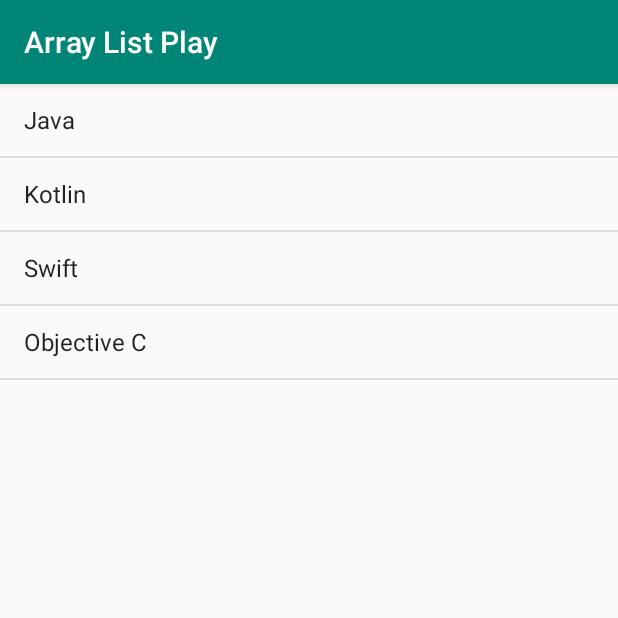
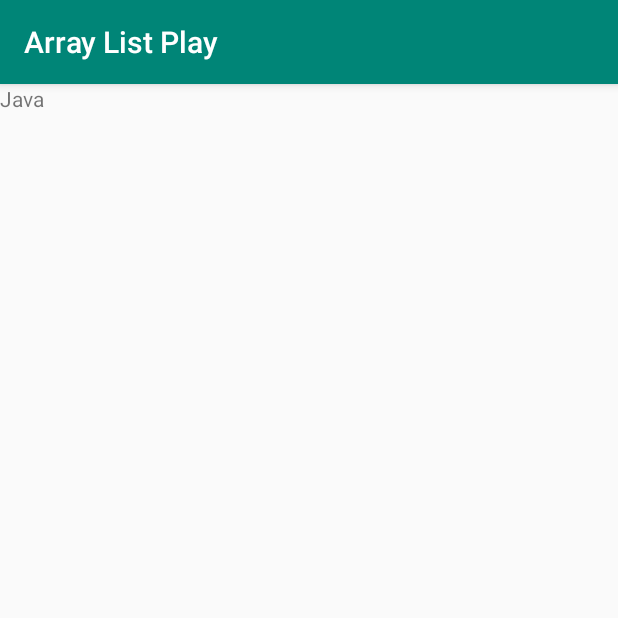
Before and after one commit to MobileApps-Cascadia/HFA-Chapter07, an Android app: the screen it shows after launch (MainActivity), on a phone screen of 412 x 824 dp, the top half of it. Run offline under Robolectric (Android 15) with nearby library versions, the phone set to English and light mode, and no system bars.

Commit message:
First item in array is showing

```diff
--- a/app/src/main/java/edu/cascadia/mobile/apps/arraylistplay/MainActivity.java
+++ b/app/src/main/java/edu/cascadia/mobile/apps/arraylistplay/MainActivity.java
@@ -1,8 +1,12 @@
 package edu.cascadia.mobile.apps.arraylistplay;
 
+import androidx.annotation.NonNull;
 import androidx.appcompat.app.AppCompatActivity;
+import androidx.recyclerview.widget.LinearLayoutManager;
+import androidx.recyclerview.widget.RecyclerView;
 
 import android.os.Bundle;
+import android.view.ViewGroup;
 import android.widget.ArrayAdapter;
 import android.widget.ListView;
 
@@ -12,26 +16,20 @@ public class MainActivity extends AppCompatActivity {
     protected void onCreate(Bundle savedInstanceState) {
         super.onCreate(savedInstanceState);
 
-        //TODO: Refactor for RecyclerView
-        setContentView(R.layout.activity_main);
+        setContentView(R.layout.activity_main_recyclerview);
 
         //Data stored in a String[]
-        String[] myDataArray = new String[] {"Java", "Kotlin", "Swift", "Objective C"};
+        String[] myDataArray = new String[] {"Java", "Kotlin", "Swift", "Objective C", "Python", "Javascript", "Ruby", "Node", "Java", "Kotlin", "Swift", "Objective C", "Python", "Javascript", "Ruby", "Node", "Java", "Kotlin", "Swift", "Objective C", "Python", "Javascript", "Ruby", "Node"};
 
-        //TODO: Refactor for RecyclerView
-        //Create an adapter
-        ArrayAdapter<String> myAdapter = new ArrayAdapter<String>(
-                this,
-                android.R.layout.simple_list_item_1,
-                myDataArray
-        );
+        //create constructor for string array adapter
+        RecyclerView.Adapter<StringArrayAdapter.ViewHolder> myAdapter = new StringArrayAdapter(myDataArray);
 
-        //TODO: Refactor for RecyclerView
         //Get a reference to the view using findViewById
-        ListView myListView = (ListView) findViewById(R.id.myListView);
+        RecyclerView myRecyclerView = (RecyclerView) findViewById(R.id.myRecyclerView);
 
-        //TODO: Refactor for RecyclerView
         //Attach the adapter using its setAdapter method
-        myListView.setAdapter(myAdapter);
+        myRecyclerView.setAdapter(myAdapter);
+
+        myRecyclerView.setLayoutManager(new LinearLayoutManager(this));
     }
 }
--- a/app/src/main/java/edu/cascadia/mobile/apps/arraylistplay/StringArrayAdapter.java
+++ b/app/src/main/java/edu/cascadia/mobile/apps/arraylistplay/StringArrayAdapter.java
@@ -1,6 +1,7 @@
 package edu.cascadia.mobile.apps.arraylistplay;
 
 
+import android.view.LayoutInflater;
 import android.view.View;
 import android.view.ViewGroup;
 import android.widget.TextView;
@@ -10,32 +11,31 @@ import androidx.recyclerview.widget.RecyclerView;
 
 public class StringArrayAdapter extends RecyclerView.Adapter<StringArrayAdapter.ViewHolder> {
     //Basic class setup
-    //TODO: Add instance variable for the String[] data
 
-    //TODO: Add constructor for the adapter that accepts a String[] and assigns it to the instance variable
+    String[] contents;
+
+    public StringArrayAdapter(String[] input){
+        contents = input;
+    }
 
     //Create required methods for every RecyclerView.Adapter class
     @Override
     public ViewHolder onCreateViewHolder(@NonNull ViewGroup parent, int viewType) {
-        //TODO: Inflate a new View with the checklist_item xml layout
-
-        //TODO: Use your view to create and return a new ViewHolder
-        return new ViewHolder(null ); //Use your view instead of null
+        View recyclerView = LayoutInflater.from(parent.getContext()).inflate(R.layout.checklist_item, parent, false);
+        return new ViewHolder(recyclerView); //Use your view instead of null
     }
 
     @Override
     public void onBindViewHolder(@NonNull ViewHolder holder, int position) {
-        //TODO: Get the data from the String[] at the given position
-
-        //TODO: Assign the data to the given holder's TextView
+        String item = contents[position];
+        holder.nameTextView.setText(item);
     }
 
     @Override
     public int getItemCount() {
-        //TODO: Use the size of the String[] to return the number of items in the list
-        return 0; //nothing will display while this is returning 0
+        int itemcount = contents.length;
+        return itemcount;
     }
-
 
     //ViewHolder Class
     public class ViewHolder extends RecyclerView.ViewHolder{
@@ -47,6 +47,4 @@ public class StringArrayAdapter extends RecyclerView.Adapter<StringArrayAdapter.
             nameTextView = (TextView) v.findViewById(R.id.checklist_item_name);
         }
     }
-
-
 }
--- a/app/src/main/res/layout/activity_main_recyclerview.xml
+++ b/app/src/main/res/layout/activity_main_recyclerview.xml
@@ -7,6 +7,9 @@
     tools:context=".MainActivity">
 
     <androidx.recyclerview.widget.RecyclerView
+        android:id="@+id/myRecyclerView"
         android:layout_width="match_parent"
-        android:layout_height="match_parent" />
+        android:layout_height="match_parent"
+        tools:layout_editor_absoluteX="115dp"
+        tools:layout_editor_absoluteY="340dp"/>
 </androidx.constraintlayout.widget.ConstraintLayout>
--- a/app/src/main/res/layout/checklist_item.xml
+++ b/app/src/main/res/layout/checklist_item.xml
@@ -2,6 +2,7 @@
 <LinearLayout xmlns:android="http://schemas.android.com/apk/res/android"
     android:orientation="horizontal" android:layout_width="match_parent"
     android:layout_height="match_parent">
+
 
     <TextView
         android:id="@+id/checklist_item_name"
@@ -9,4 +10,5 @@
         android:layout_height="wrap_content"
         android:layout_weight="1"
         android:text="TextView" />
+
 </LinearLayout>
```
